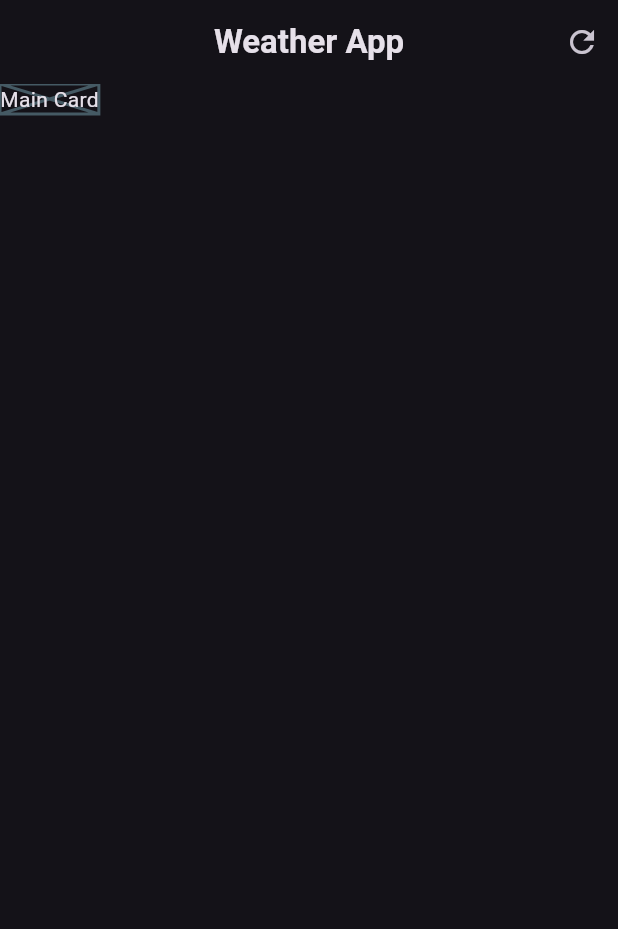
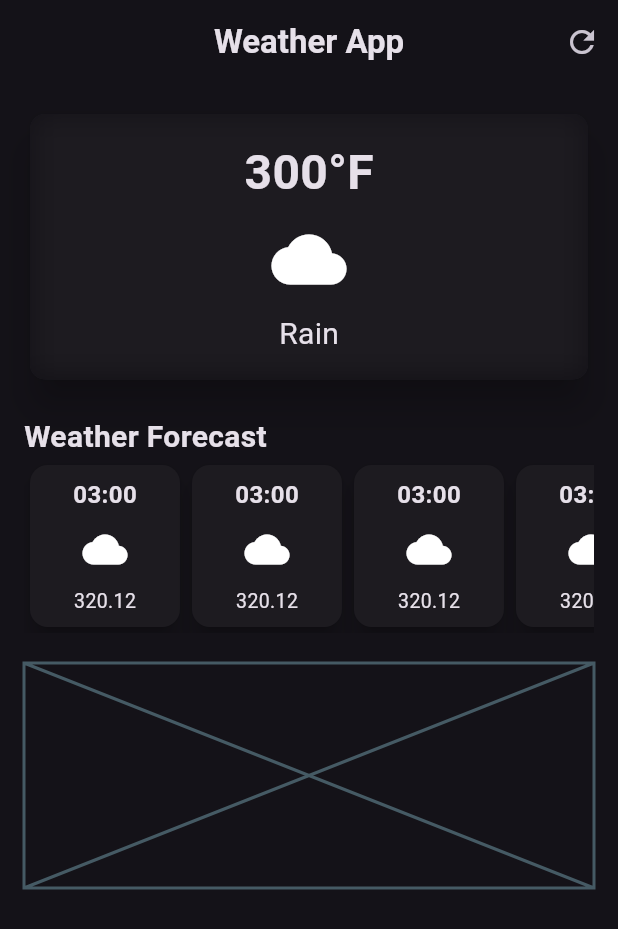
Before and after one commit to su-resh/Know-weather, a Flutter app: the screen it shows after launch, on a phone screen of 412 x 824 dp. Shown: the top 929 px of the screen. Run offline on Flutter 3.47's test engine with Material 3 defaults, Android fonts, the phone set to English and light mode, and no system bars.

Commit message:
2nd part made

```diff
--- a/lib/weather_screen.dart
+++ b/lib/weather_screen.dart
@@ -1,4 +1,9 @@
+import 'dart:ui';
+
+import 'package:flutter/cupertino.dart';
 import 'package:flutter/material.dart';
+import 'package:flutter/painting.dart';
+import 'package:flutter/rendering.dart';
 import 'package:flutter/widgets.dart';
 
 class WeatherScreen extends StatelessWidget {
@@ -18,17 +23,138 @@ class WeatherScreen extends StatelessWidget {
             actions: [
               IconButton(
                 icon: const Icon(Icons.refresh),
-             onPressed: (){},
+                onPressed: () {},
               ),
             ]),
-          body: const Column(
+        body: Padding(
+          padding: const EdgeInsets.all(16.0),
+          child: Column(
+            crossAxisAlignment: CrossAxisAlignment.start,
             // main card
             children: [
-            Placeholder(fallbackHeight: 250,
-            child: Text("Main Card"),
+              SizedBox(
+                width: double.infinity,
+                child: Card(
+                  elevation: 10,
+                  shape: RoundedRectangleBorder(
+                    borderRadius: BorderRadius.circular(10),
+                  ),
+                  child: ClipRRect(
+                    borderRadius: BorderRadius.circular(10),
+                    child: BackdropFilter(
+                      filter: ImageFilter.blur(sigmaX: 10, sigmaY: 10),
+                      child: const Padding(
+                        padding: EdgeInsets.all(16.0),
+                        child: Column(
+                          children: [
+                            Text(
+                              "300°F",
+                              style: TextStyle(
+                                  fontSize: 32, fontWeight: FontWeight.bold),
+                            ),
+                            const SizedBox(
+                              height: 10,
+                            ),
+                            Icon(
+                              Icons.cloud,
+                              size: 50,
+                            ),
+                            const SizedBox(
+                              height: 10,
+                            ),
+                            Text(
+                              "Rain",
+                              style: TextStyle(
+                                fontSize: 20,
+                              ),
+                            )
+                          ],
+                        ),
+                      ),
+                    ),
+                  ),
+                ),
+              ),
+              const SizedBox(
+                height: 20,
+              ),
+              // Weather forecast cards
+              const Text(
+                "Weather Forecast",
+                style: TextStyle(
+                  fontSize: 20,
+                  fontWeight: FontWeight.bold,
+                ),
+              ),
+              SingleChildScrollView(
+                scrollDirection: Axis.horizontal,
+                child: Row(
+                  children: [
+                    SizedBox(
+                      child: HourlyForecastItem()
+                      ),
+                      HourlyForecastItem(),
+                      HourlyForecastItem(),
+                       HourlyForecastItem(),
+                      HourlyForecastItem(),
+                      HourlyForecastItem(),
+                  ],
+                ),
+              ),
+              const SizedBox(
+                height: 20,
+              ),
+              Placeholder(
+                fallbackHeight: 150,
               ),
             ],
-          )
+          ),
+        ));
+  }
+}
+
+
+class HourlyForecastItem extends StatelessWidget {
+  const HourlyForecastItem({super.key});
+
+  @override
+  Widget build(BuildContext context) {
+    return Card(
+                        elevation: 6,
+                        child: Container(
+                          width: 100,
+                          padding: const EdgeInsets.all(8.0),
+                          decoration: BoxDecoration(
+                            borderRadius: BorderRadius.circular(10),
+                          ),
+                          child: Column(
+                            children: [
+                              Text(
+                                "03:00",
+                                style: TextStyle(
+                                  fontSize: 16,
+                                  fontWeight: FontWeight.bold,
+                                ),
+                              ),
+                              const SizedBox(
+                                height: 10,
+                              ),
+                              Icon(
+                                Icons.cloud,
+                                size: 30,
+                              ),
+                              const SizedBox(
+                                height: 10,
+                              ),
+                              Text(
+                                "320.12",
+                                style: TextStyle(
+                                  fontSize: 13,
+                                ),
+                              ),
+                            ],
+                          ),
+                        ),
                       );
   }
 }
```
Lines whose indentation alone changed are shown as unchanged.
